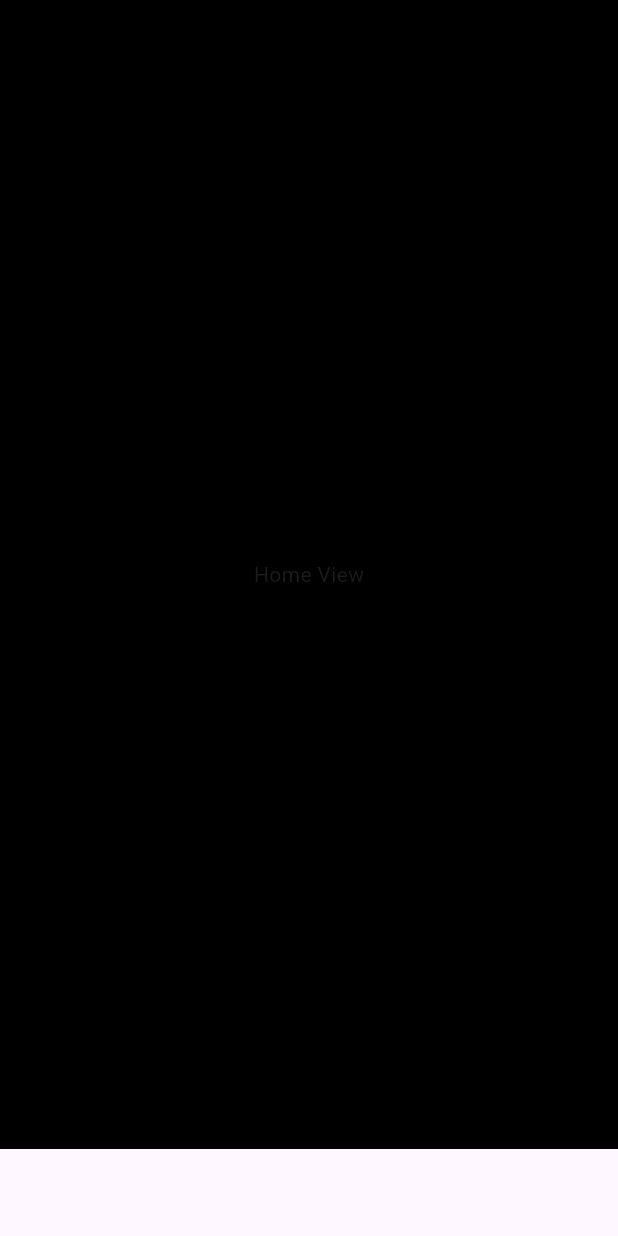
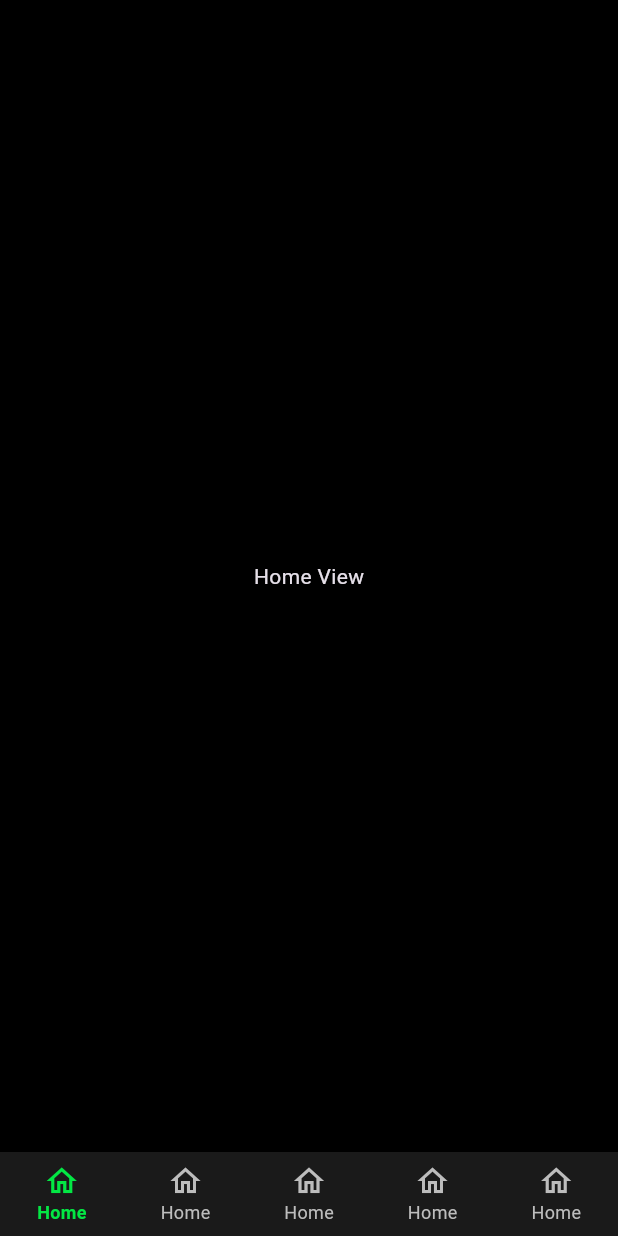
Before and after one commit to ShaviRajapaksha/socialmedia_app, a Flutter app: the screen it shows after launch, on a phone screen of 412 x 824 dp. Run offline on Flutter 3.47's test engine with Material 3 defaults, Android fonts, the phone set to English and light mode, and no system bars.

Commit message:
feat: Enhance dark theme styling for BottomNavigationBar in main.dart

```diff
--- a/lib/main.dart
+++ b/lib/main.dart
@@ -20,8 +20,19 @@ class _MyAppState extends State<MyApp> {
       themeMode: ThemeMode.dark,
       darkTheme: ThemeData(
         scaffoldBackgroundColor: Colors.black,
+        brightness: Brightness.dark,
         bottomNavigationBarTheme: BottomNavigationBarThemeData(
           backgroundColor: Colors.white10,
+          type: BottomNavigationBarType.fixed,
+          selectedLabelStyle: TextStyle(
+            fontSize: 12,
+            fontWeight: FontWeight.w600,
+          ),
+          unselectedLabelStyle: TextStyle(
+            fontSize: 12,
+          ),
+          selectedItemColor: const Color.fromARGB(255, 3, 231, 68),
+          unselectedItemColor: Colors.grey[400],
         ),
       ),
       home: Tabbar(),
```
